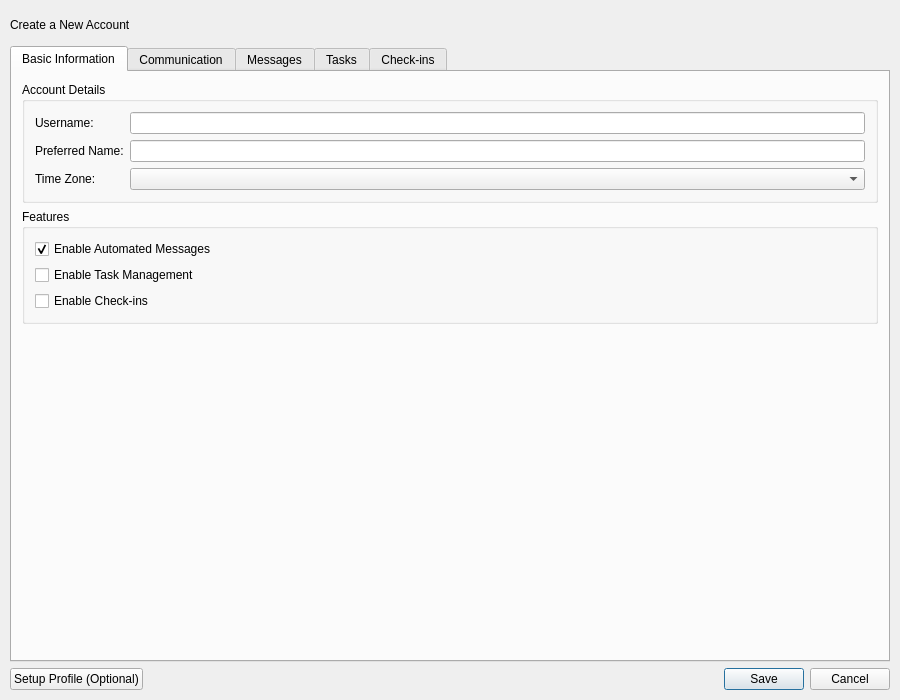
Before: the Qt Designer form ui/designs/account_creator_dialog.ui in Jacfogel/MHM, drawn with Qt 5.
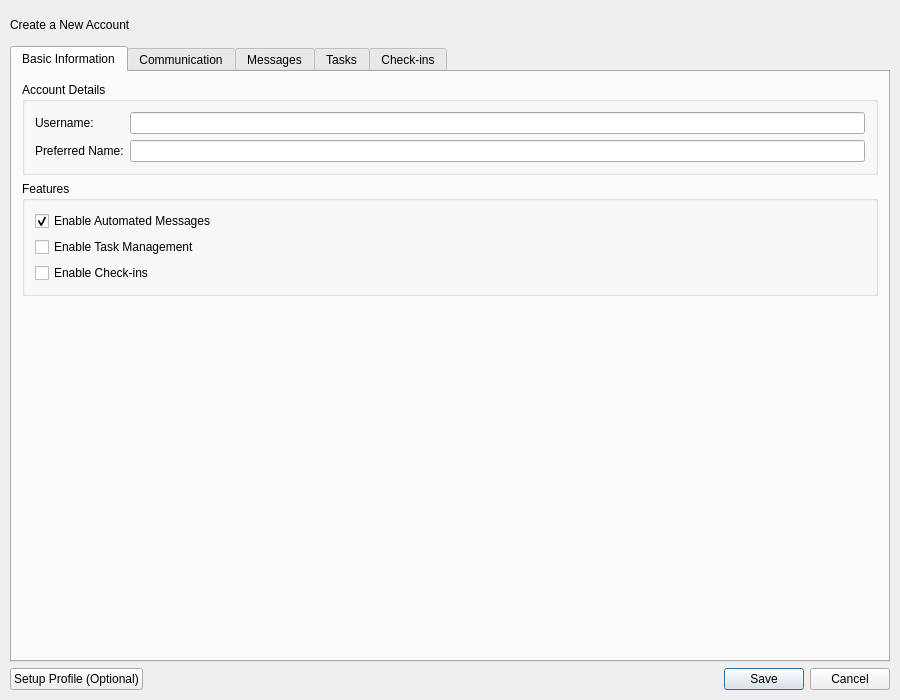
After: the same form once the commit is applied.

Diff of the .ui file:
```diff
--- a/ui/designs/account_creator_dialog.ui
+++ b/ui/designs/account_creator_dialog.ui
@@ -123,23 +123,6 @@
           <item row="1" column="1">
            <widget class="QLineEdit" name="lineEdit_prefered_name"/>
           </item>
-          <item row="2" column="0">
-           <widget class="QLabel" name="label_timezone">
-            <property name="text">
-             <string>Time Zone:</string>
-            </property>
-           </widget>
-          </item>
-          <item row="2" column="1">
-           <widget class="QComboBox" name="comboBox_time_zone">
-            <property name="minimumSize">
-             <size>
-              <width>300</width>
-              <height>0</height>
-             </size>
-            </property>
-           </widget>
-          </item>
          </layout>
         </widget>
        </item>
```
